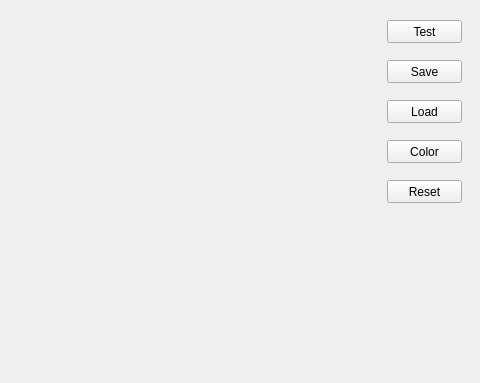
This is canvas.ui in CoDeBloo-D/Graphics_project as Qt 5 draws it before an edit; both pictures show x 653 to 1133 and y 0 to 383 of the 1133 by 765 pixel window. The edited form follows.
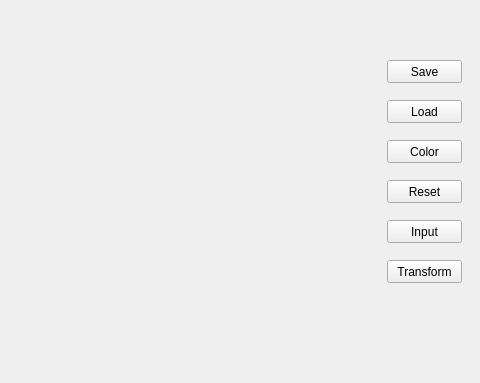
This is the edited form.

```diff
--- a/canvas.ui
+++ b/canvas.ui
@@ -13,19 +13,6 @@
   <property name="windowTitle">
    <string>Form</string>
   </property>
-  <widget class="QPushButton" name="Test">
-   <property name="geometry">
-    <rect>
-     <x>1040</x>
-     <y>20</y>
-     <width>75</width>
-     <height>23</height>
-    </rect>
-   </property>
-   <property name="text">
-    <string>Test</string>
-   </property>
-  </widget>
   <widget class="QPushButton" name="Save">
    <property name="geometry">
     <rect>
@@ -78,6 +65,32 @@
     <string>Color</string>
    </property>
   </widget>
+  <widget class="QPushButton" name="Input">
+   <property name="geometry">
+    <rect>
+     <x>1040</x>
+     <y>220</y>
+     <width>75</width>
+     <height>23</height>
+    </rect>
+   </property>
+   <property name="text">
+    <string>Input</string>
+   </property>
+  </widget>
+  <widget class="QPushButton" name="Transform">
+   <property name="geometry">
+    <rect>
+     <x>1040</x>
+     <y>260</y>
+     <width>75</width>
+     <height>23</height>
+    </rect>
+   </property>
+   <property name="text">
+    <string>Transform</string>
+   </property>
+  </widget>
  </widget>
  <resources/>
  <connections/>
```
